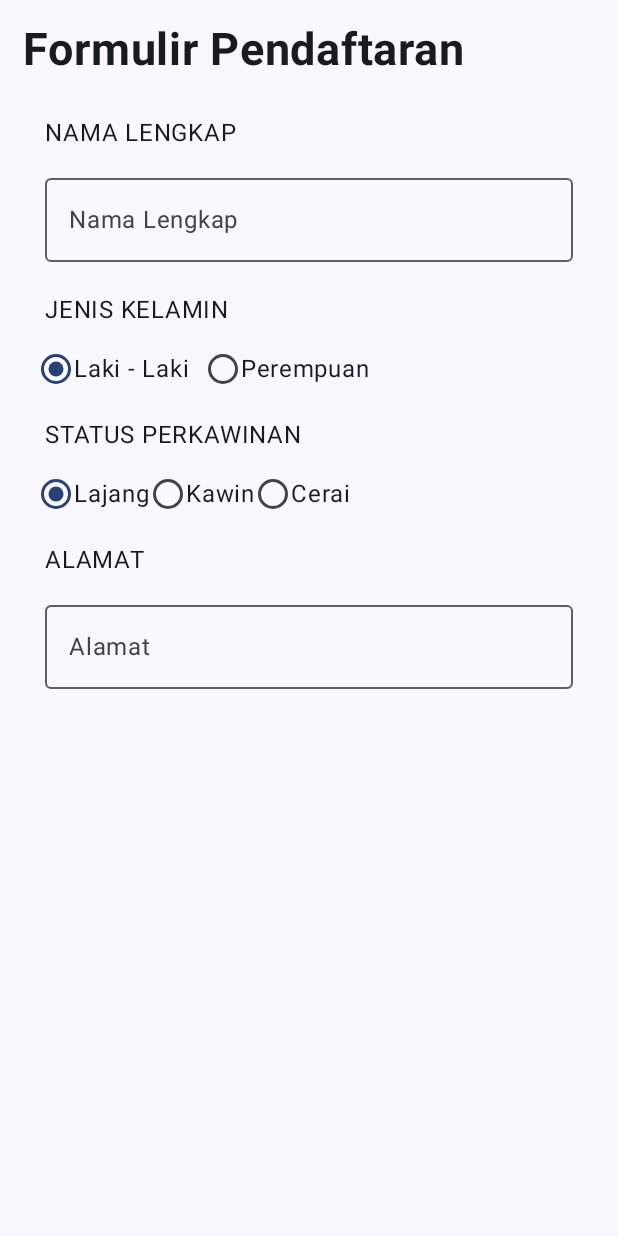
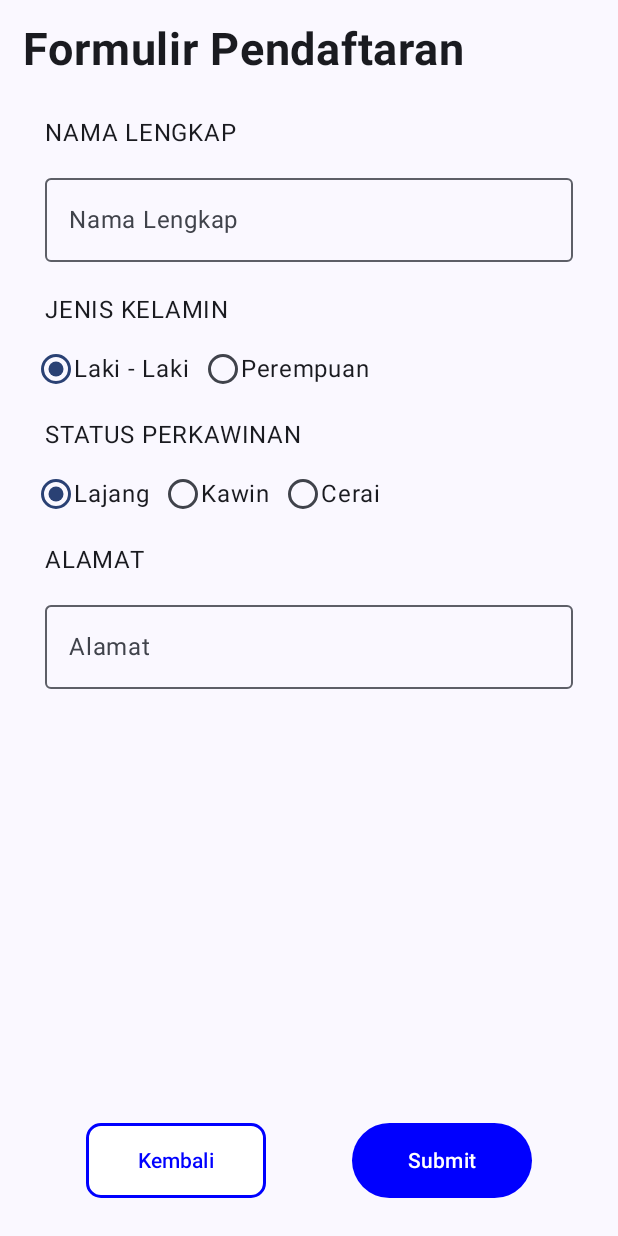
Before and after one commit to thekill022/QuestNavigasiTugas_174, an Android app built with Jetpack Compose: the screen it shows after launch (MainActivity), on a phone screen of 412 x 824 dp. Run offline under Robolectric (Android 15) with nearby library versions, the phone set to English and light mode, and no system bars.

Commit message:
menambahkan button untuk navigasi

```diff
--- a/app/src/main/java/com/example/myapplication/view/formulir.kt
+++ b/app/src/main/java/com/example/myapplication/view/formulir.kt
@@ -1,12 +1,19 @@
 package com.example.myapplication.view
 
+import androidx.compose.foundation.BorderStroke
 import androidx.compose.foundation.layout.Arrangement
 import androidx.compose.foundation.layout.Column
 import androidx.compose.foundation.layout.Row
+import androidx.compose.foundation.layout.fillMaxSize
 import androidx.compose.foundation.layout.fillMaxWidth
+import androidx.compose.foundation.layout.height
 import androidx.compose.foundation.layout.padding
+import androidx.compose.foundation.layout.width
 import androidx.compose.foundation.selection.selectable
 import androidx.compose.foundation.shape.RoundedCornerShape
+import androidx.compose.material3.Button
+import androidx.compose.material3.ButtonDefaults
+import androidx.compose.material3.ElevatedButton
 import androidx.compose.material3.OutlinedTextField
 import androidx.compose.material3.RadioButton
 import androidx.compose.material3.Text
@@ -15,8 +22,10 @@ import androidx.compose.runtime.getValue
 import androidx.compose.runtime.mutableStateOf
 import androidx.compose.runtime.remember
 import androidx.compose.runtime.setValue
+import androidx.compose.ui.Alignment
 import androidx.compose.ui.Modifier
 import androidx.compose.ui.draw.clip
+import androidx.compose.ui.graphics.Color
 import androidx.compose.ui.semantics.Role
 import androidx.compose.ui.text.font.FontWeight
 import androidx.compose.ui.unit.dp
@@ -103,7 +112,7 @@ fun Formulir(modifier : Modifier) {
                 ) {
 
                     RadioButton(selected = (statuss == selectedStatus), onClick = null)
-                    Text(text = statuss)
+                    Text(text = statuss, modifier = Modifier.padding(end = 10.dp))
 
                 }
             }
@@ -121,5 +130,35 @@ fun Formulir(modifier : Modifier) {
                 .fillMaxWidth()
         )
 
+        Row(
+            modifier = Modifier.fillMaxSize(),
+            verticalAlignment = Alignment.Bottom,
+            horizontalArrangement = Arrangement.SpaceEvenly
+        ) {
+            Button(onClick = { /*TODO*/ },
+                modifier = Modifier
+                    .padding(bottom = 25.dp)
+                    .width(120.dp)
+                    .height(50.dp),
+                colors = ButtonDefaults.buttonColors(
+                    containerColor = Color.White
+                ),
+                shape = RoundedCornerShape(10.dp),
+                border = BorderStroke(2.dp, Color.Blue)
+            ) {
+                Text(text = "Kembali", color = Color.Blue)
+            }
+            Button(onClick = { /*TODO*/ },
+                modifier = Modifier
+                    .padding(bottom = 25.dp)
+                    .width(120.dp)
+                    .height(50.dp),
+                colors = ButtonDefaults.buttonColors(
+                    containerColor = Color.Blue
+                ),) {
+                Text(text = "Submit")
+            }
+        }
+
     }
 }
```
